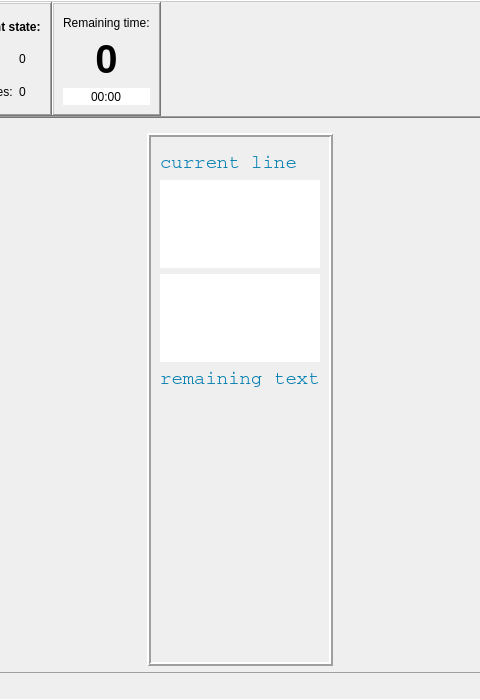
Before: the Qt Designer form ui/opentyper.ui in Open-Typer/Open-Typer, drawn with Qt 5; both pictures show x 529 to 1009 and y 0 to 700 of the 1538 by 700 pixel window.
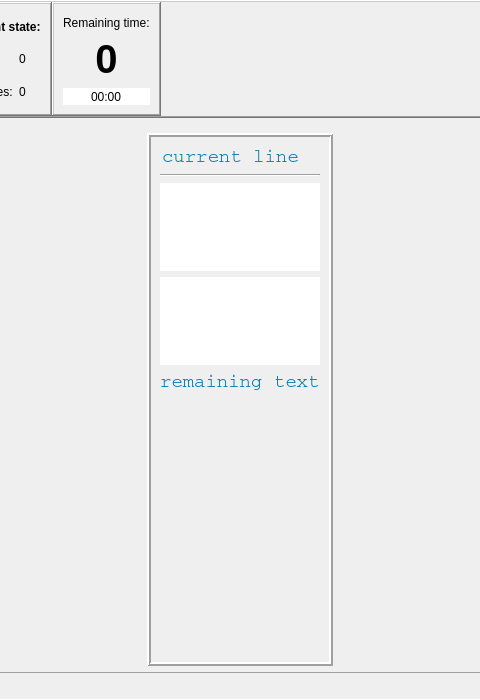
After: the same form once the commit is applied. Icons and pictures are not drawn. Custom widgets are drawn as their Qt base class.

Commit message: ui: opentyper: Move exercise line to levelSpace

Diff of the .ui file:
```diff
--- a/ui/opentyper.ui
+++ b/ui/opentyper.ui
@@ -275,7 +275,7 @@
           <item row="1" column="0">
            <widget class="QFrame" name="levelSpace">
             <property name="sizePolicy">
-             <sizepolicy hsizetype="Fixed" vsizetype="Fixed">
+             <sizepolicy hsizetype="Fixed" vsizetype="Maximum">
               <horstretch>0</horstretch>
               <verstretch>0</verstretch>
              </sizepolicy>
@@ -290,8 +290,11 @@
              <enum>QFrame::Plain</enum>
             </property>
             <layout class="QHBoxLayout" name="horizontalLayout_11">
+             <property name="spacing">
+              <number>0</number>
+             </property>
              <property name="leftMargin">
-              <number>0</number>
+              <number>2</number>
              </property>
              <property name="topMargin">
               <number>0</number>
@@ -302,10 +305,44 @@
              <property name="bottomMargin">
               <number>0</number>
              </property>
+             <item>
+              <widget class="QLabel" name="levelCurrentLineLabel">
+               <property name="sizePolicy">
+                <sizepolicy hsizetype="Expanding" vsizetype="Fixed">
+                 <horstretch>0</horstretch>
+                 <verstretch>0</verstretch>
+                </sizepolicy>
+               </property>
+               <property name="font">
+                <font>
+                 <family>Courier</family>
+                 <pointsize>14</pointsize>
+                </font>
+               </property>
+               <property name="styleSheet">
+                <string notr="true">color: rgb(0, 125, 175);</string>
+               </property>
+               <property name="frameShape">
+                <enum>QFrame::NoFrame</enum>
+               </property>
+               <property name="frameShadow">
+                <enum>QFrame::Plain</enum>
+               </property>
+               <property name="text">
+                <string notr="true">current line</string>
+               </property>
+               <property name="alignment">
+                <set>Qt::AlignLeading|Qt::AlignLeft|Qt::AlignTop</set>
+               </property>
+               <property name="textInteractionFlags">
+                <set>Qt::NoTextInteraction</set>
+               </property>
+              </widget>
+             </item>
             </layout>
            </widget>
           </item>
-          <item row="2" column="0">
+          <item row="3" column="0">
            <widget class="QFrame" name="typingSpace">
             <property name="frameShape">
              <enum>QFrame::NoFrame</enum>
@@ -326,7 +363,7 @@
              <property name="bottomMargin">
               <number>0</number>
              </property>
-             <item row="1" column="0">
+             <item row="2" column="0">
               <widget class="inputLabelWidget" name="inputLabel">
                <property name="sizePolicy">
                 <sizepolicy hsizetype="Preferred" vsizetype="Fixed">
@@ -388,7 +425,7 @@
                </property>
               </widget>
              </item>
-             <item row="3" column="0">
+             <item row="4" column="0">
               <widget class="QLabel" name="levelLabel">
                <property name="sizePolicy">
                 <sizepolicy hsizetype="Preferred" vsizetype="Preferred">
@@ -422,7 +459,7 @@
                </property>
               </widget>
              </item>
-             <item row="2" column="0">
+             <item row="3" column="0">
               <widget class="QTextEdit" name="mistakeLabel">
                <property name="sizePolicy">
                 <sizepolicy hsizetype="Preferred" vsizetype="Fixed">
@@ -486,43 +523,16 @@
                </property>
               </widget>
              </item>
-             <item row="0" column="0">
-              <widget class="QLabel" name="levelCurrentLineLabel">
-               <property name="sizePolicy">
-                <sizepolicy hsizetype="Expanding" vsizetype="Fixed">
-                 <horstretch>0</horstretch>
-                 <verstretch>0</verstretch>
-                </sizepolicy>
-               </property>
-               <property name="font">
-                <font>
-                 <family>Courier</family>
-                 <pointsize>14</pointsize>
-                </font>
-               </property>
-               <property name="styleSheet">
-                <string notr="true">color: rgb(0, 125, 175);</string>
-               </property>
-               <property name="frameShape">
-                <enum>QFrame::NoFrame</enum>
-               </property>
-               <property name="frameShadow">
-                <enum>QFrame::Plain</enum>
-               </property>
-               <property name="text">
-                <string notr="true">current line</string>
-               </property>
-               <property name="alignment">
-                <set>Qt::AlignLeading|Qt::AlignLeft|Qt::AlignTop</set>
-               </property>
-               <property name="textInteractionFlags">
-                <set>Qt::NoTextInteraction</set>
-               </property>
-              </widget>
-             </item>
             </layout>
            </widget>
           </item>
+          <item row="2" column="0">
+           <widget class="Line" name="textSeparationLine">
+            <property name="orientation">
+             <enum>Qt::Horizontal</enum>
+            </property>
+           </widget>
+          </item>
          </layout>
         </widget>
        </item>
```
